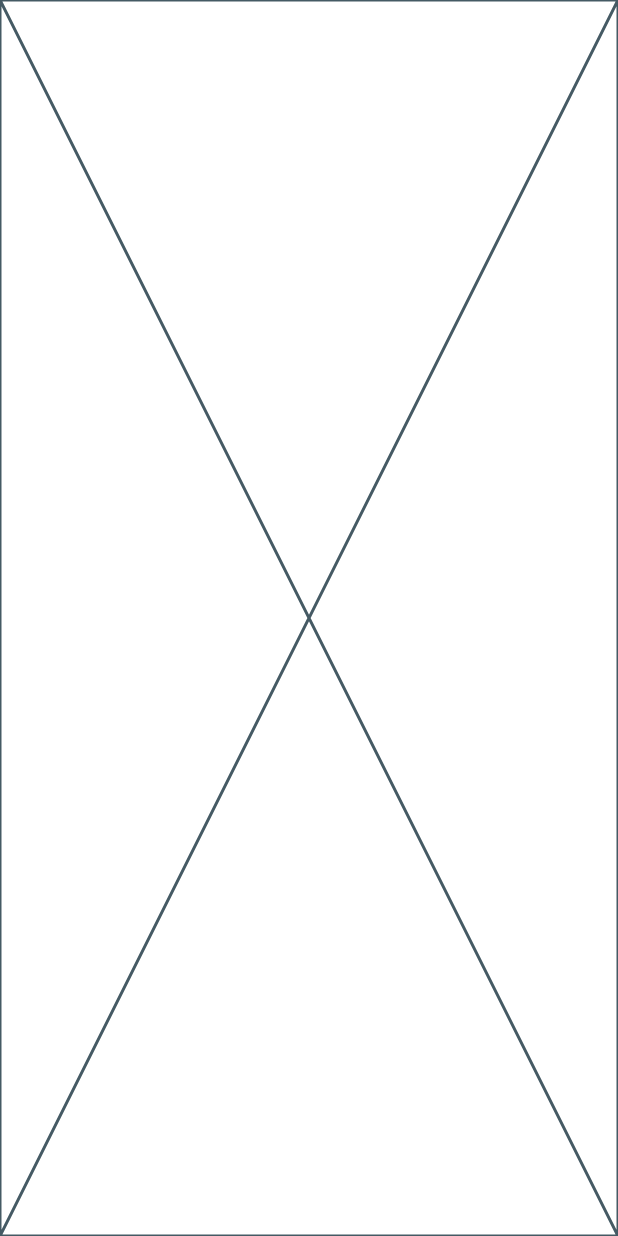
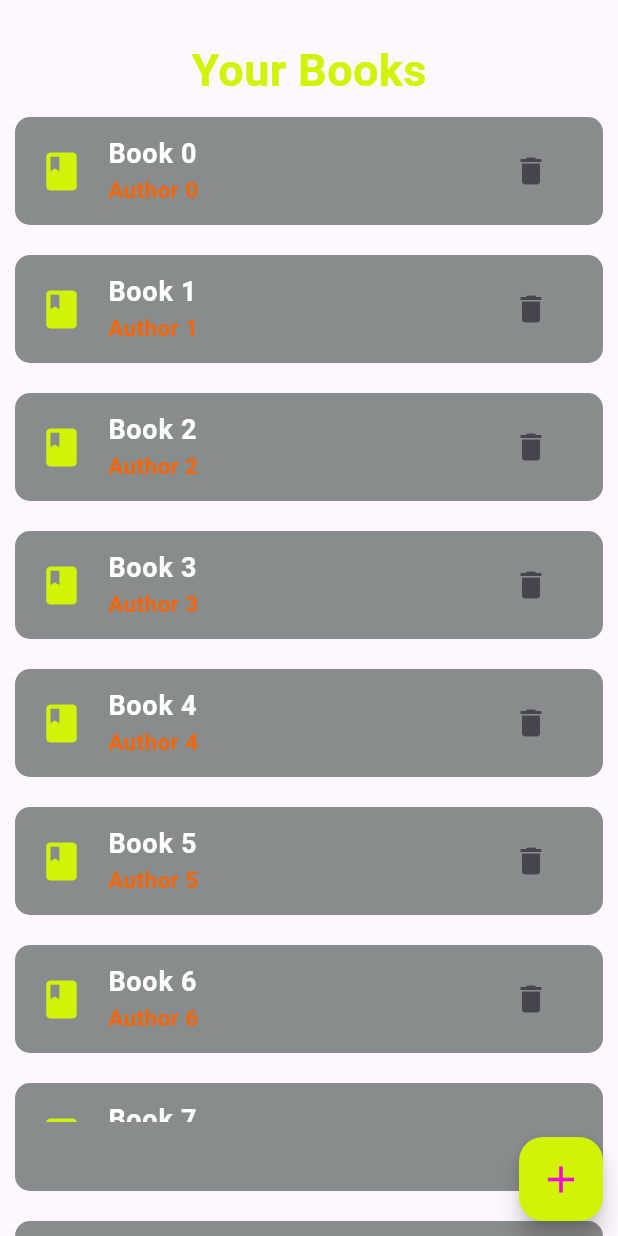
Before and after one commit to SasinduDias/BookSellingAdminPartFlutter, a Flutter app: the screen it shows after launch, on a phone screen of 412 x 824 dp. Run offline on Flutter 3.47's test engine with Material 3 defaults, Android fonts, the phone set to English and light mode, and no system bars; our stand-ins replace cloud_firestore, dropdown_button2, firebase_core, get; accounts and stored records are empty.

Commit message:
add firebase and complete add book page

```diff
--- /dev/null
+++ b/lib/controller/home_controller.dart
@@ -0,0 +1,49 @@
+import 'package:book_app_server_side/model/book.dart';
+import 'package:cloud_firestore/cloud_firestore.dart';
+import 'package:firebase_core/firebase_core.dart';
+import 'package:flutter/material.dart';
+import 'package:get/get.dart';
+
+class HomeController extends GetxController {
+  FirebaseFirestore firestore = FirebaseFirestore.instance;
+  late CollectionReference bookCollection;
+
+  TextEditingController bookNameController = TextEditingController();
+  TextEditingController bookAuthorController = TextEditingController();
+  TextEditingController bookCategoryController = TextEditingController();
+  TextEditingController bookDescriptionController = TextEditingController();
+  TextEditingController bookPriceController = TextEditingController();
+  TextEditingController bookImageURLController = TextEditingController();
+
+  @override
+  void onInit() {
+    bookCollection = firestore.collection('Book');
+
+    super.onInit();
+  }
+
+  addBook() {
+    try {
+      DocumentReference doc = bookCollection.doc();
+
+      Book book = Book(
+        id: doc.id,
+        author: bookNameController.text,
+        category: 'Category',
+        description: bookDescriptionController.text,
+        imageURL: bookImageURLController.text,
+        name: bookNameController.text,
+        price: int.parse(bookPriceController.text),
+      );
+
+      final bookJson = book.toJson();
+      doc.set(bookJson);
+      Get.snackbar('Success', 'Book added successfully',
+          colorText: Colors.white, backgroundColor: Colors.green);
+    } catch (e) {
+      Get.snackbar('Error', e.toString(),
+          colorText: Colors.white, backgroundColor: Colors.red);
+      print(e);
+    }
+  }
+}
--- a/lib/main.dart
+++ b/lib/main.dart
@@ -1,7 +1,15 @@
+import 'package:book_app_server_side/controller/home_controller.dart';
+import 'package:book_app_server_side/firebase_options.dart';
 import 'package:book_app_server_side/pages/home_page.dart';
+import 'package:firebase_core/firebase_core.dart';
 import 'package:flutter/material.dart';
+import 'package:get/get.dart';
 
-void main() {
+Future<void> main() async {
+  WidgetsFlutterBinding.ensureInitialized();
+  await Firebase.initializeApp(options: firebaseOptions);
+
+  Get.put(HomeController());
   runApp(const MainApp());
 }
 
@@ -10,7 +18,7 @@ class MainApp extends StatelessWidget {
 
   @override
   Widget build(BuildContext context) {
-    return const MaterialApp(
+    return const GetMaterialApp(
       home: HomePage(),
     );
   }
--- /dev/null
+++ b/lib/model/book.dart
@@ -0,0 +1,40 @@
+import 'package:json_annotation/json_annotation.dart';
+part 'book.g.dart';
+
+@JsonSerializable()
+class Book {
+  @JsonKey(name: 'id')
+  String? id;
+
+  @JsonKey(name: 'author')
+  String? author;
+
+  @JsonKey(name: 'category')
+  String? category;
+
+  @JsonKey(name: 'description')
+  String? description;
+
+  @JsonKey(name: 'imageURL')
+  String? imageURL;
+
+  @JsonKey(name: 'name')
+  String? name;
+
+  @JsonKey(name: 'price')
+  int? price;
+
+  Book({
+    required this.author,
+    required this.category,
+    required this.description,
+    required this.imageURL,
+    required this.name,
+    required this.price,
+    required String id,
+  });
+
+  factory Book.fromJson(Map<String, dynamic> json) => _$BookFromJson(json);
+
+  Map<String, dynamic> toJson() => _$BookToJson(this);
+}
--- a/lib/pages/home_page.dart
+++ b/lib/pages/home_page.dart
@@ -1,10 +1,93 @@
+import 'package:book_app_server_side/pages/add_book.dart';
 import 'package:flutter/material.dart';
+import 'package:get/get.dart';
+import '../controller/home_controller.dart';
 
 class HomePage extends StatelessWidget {
   const HomePage({super.key});
 
   @override
   Widget build(BuildContext context) {
-    return const Placeholder();
+    return GetBuilder<HomeController>(
+      builder: (ctrl) {
+        return Scaffold(
+          body: Center(
+            child: Column(
+              children: [
+                const SizedBox(height: 25),
+                const Text(
+                  'Your Books',
+                  style: TextStyle(
+                    fontSize: 30,
+                    fontWeight: FontWeight.bold,
+                    color: Color.fromARGB(255, 208, 243, 8),
+                  ),
+                ),
+                Expanded(
+                  child: ListView.builder(
+                    itemCount: 10,
+                    itemBuilder: (context, index) {
+                      return Container(
+                        margin: const EdgeInsets.all(10),
+                        child: ListTile(
+                          title: Text(
+                            'Book $index',
+                            style: const TextStyle(
+                              color: Colors.white,
+                              fontSize: 18,
+                              fontWeight: FontWeight.bold,
+                            ),
+                          ),
+                          subtitle: Text(
+                            'Author $index',
+                            style: const TextStyle(
+                              color: Color.fromARGB(255, 243, 102, 8),
+                              fontSize: 15,
+                              fontWeight: FontWeight.bold,
+                            ),
+                          ),
+                          trailing: IconButton(
+                            icon: const Icon(Icons.delete),
+                            onPressed: () {},
+                          ),
+                          leading: const Icon(
+                            Icons.book_rounded,
+                            color: Color.fromARGB(255, 208, 243, 8),
+                            size: 30,
+                          ),
+                          shape: RoundedRectangleBorder(
+                            borderRadius: BorderRadius.circular(10),
+                          ),
+                          tileColor: const Color.fromARGB(255, 137, 140, 141),
+                        ),
+                      );
+                    },
+                  ),
+                ),
+                Container(
+                  padding: const EdgeInsets.all(10),
+                  child: Row(
+                    mainAxisAlignment: MainAxisAlignment.end,
+                    children: [
+                      FloatingActionButton(
+                        backgroundColor: const Color.fromARGB(255, 208, 243, 8),
+                        onPressed: () {
+                          Get.to(const AddBookDetail());
+                        },
+                        child: const Icon(
+                          Icons.add,
+                          size: 30,
+                          color: Color.fromARGB(255, 243, 8, 212),
+                        ),
+                      ),
+                    ],
+                  ),
+                ),
+              ],
+            ),
+          ),
+        );
+      },
+    );
   }
 }
--- a/pubspec.yaml
+++ b/pubspec.yaml
@@ -10,10 +10,14 @@ dependencies:
   firebase_core: ^3.1.1
   cloud_firestore: ^5.0.2
   get: ^4.6.6
+  dropdown_button2: ^2.3.9
   flutter:
     sdk: flutter
+  json_annotation: ^4.7.0
 
 dev_dependencies:
+  json_serializable: ^6.8.0
+  build_runner: ^2.4.11
   flutter_test:
     sdk: flutter
   flutter_lints: ^2.0.0
```
Also changed, not shown: lib/pages/add_book.dart (added, +129 -0 lines), lib/widgets/drop_down_item.dart (added, +56 -0 lines), lib/firebase_options.dart (added), lib/model/book.g.dart (added), pubspec.lock, 1 other file.
